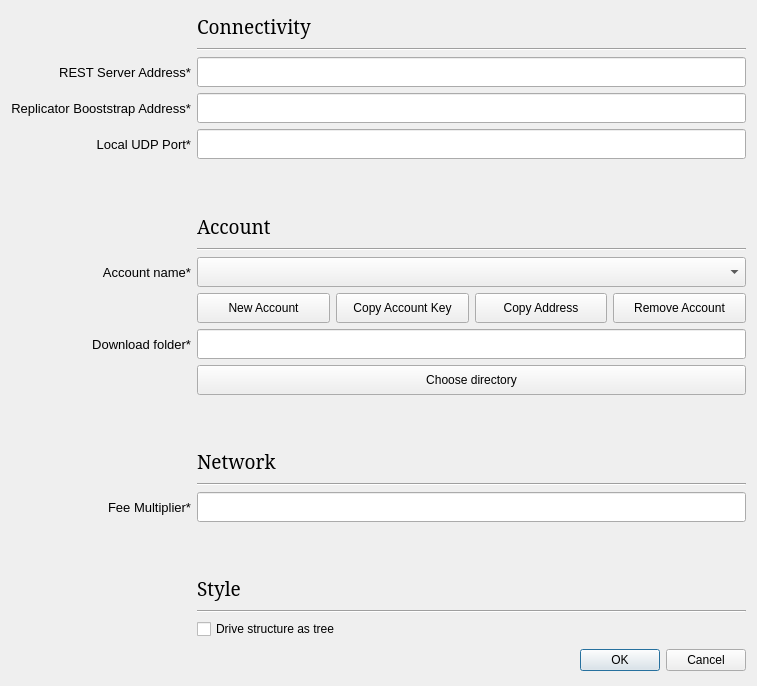
First picture: the form in UserApp/Dialogs/SettingsDialog.ui, repository proximax-storage/cpp-xpx-storage-user-app, before the edit.
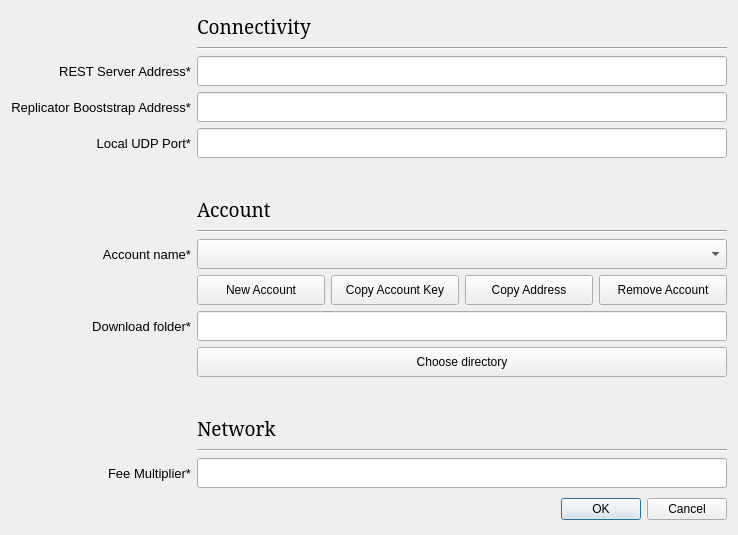
Second picture: the form after the edit.

Commit message: Added reset button. Removed unnecessary buttons

```diff
--- a/UserApp/Dialogs/SettingsDialog.ui
+++ b/UserApp/Dialogs/SettingsDialog.ui
@@ -6,8 +6,8 @@
    <rect>
     <x>0</x>
     <y>0</y>
-    <width>757</width>
-    <height>686</height>
+    <width>738</width>
+    <height>535</height>
    </rect>
   </property>
   <property name="windowTitle">
@@ -120,7 +120,7 @@
        <property name="sizeHint" stdset="0">
         <size>
          <width>20</width>
-         <height>45</height>
+         <height>30</height>
         </size>
        </property>
       </spacer>
@@ -201,22 +201,6 @@
        </property>
       </widget>
      </item>
-     <item row="17" column="1">
-      <spacer name="verticalSpacer_3">
-       <property name="orientation">
-        <enum>Qt::Vertical</enum>
-       </property>
-       <property name="sizeType">
-        <enum>QSizePolicy::Fixed</enum>
-       </property>
-       <property name="sizeHint" stdset="0">
-        <size>
-         <width>20</width>
-         <height>45</height>
-        </size>
-       </property>
-      </spacer>
-     </item>
      <item row="7" column="1">
       <widget class="QLabel" name="label_6">
        <property name="font">
@@ -249,7 +233,7 @@
        </property>
       </widget>
      </item>
-     <item row="21" column="1">
+     <item row="17" column="1">
       <widget class="QDialogButtonBox" name="buttonBox">
        <property name="minimumSize">
         <size>
@@ -287,13 +271,6 @@
        </property>
       </widget>
      </item>
-     <item row="20" column="1">
-      <widget class="QCheckBox" name="m_driveStructureAsTree">
-       <property name="text">
-        <string>Drive structure as tree</string>
-       </property>
-      </widget>
-     </item>
      <item row="15" column="1">
       <widget class="Line" name="line_4">
        <property name="orientation">
@@ -327,7 +304,7 @@
        <property name="sizeHint" stdset="0">
         <size>
          <width>20</width>
-         <height>45</height>
+         <height>30</height>
         </size>
        </property>
       </spacer>
@@ -347,19 +324,6 @@
        </property>
       </widget>
      </item>
-     <item row="18" column="1">
-      <widget class="QLabel" name="label_8">
-       <property name="font">
-        <font>
-         <family>Noto Serif</family>
-         <pointsize>14</pointsize>
-        </font>
-       </property>
-       <property name="text">
-        <string>Style</string>
-       </property>
-      </widget>
-     </item>
      <item row="10" column="1">
       <layout class="QHBoxLayout" name="horizontalLayout_2">
        <item>
@@ -440,13 +404,6 @@
        </item>
       </layout>
      </item>
-     <item row="19" column="1">
-      <widget class="Line" name="line_3">
-       <property name="orientation">
-        <enum>Qt::Horizontal</enum>
-       </property>
-      </widget>
-     </item>
      <item row="2" column="1">
       <widget class="Line" name="line_2">
        <property name="orientation">
```
The commit also changes 2 other files.
